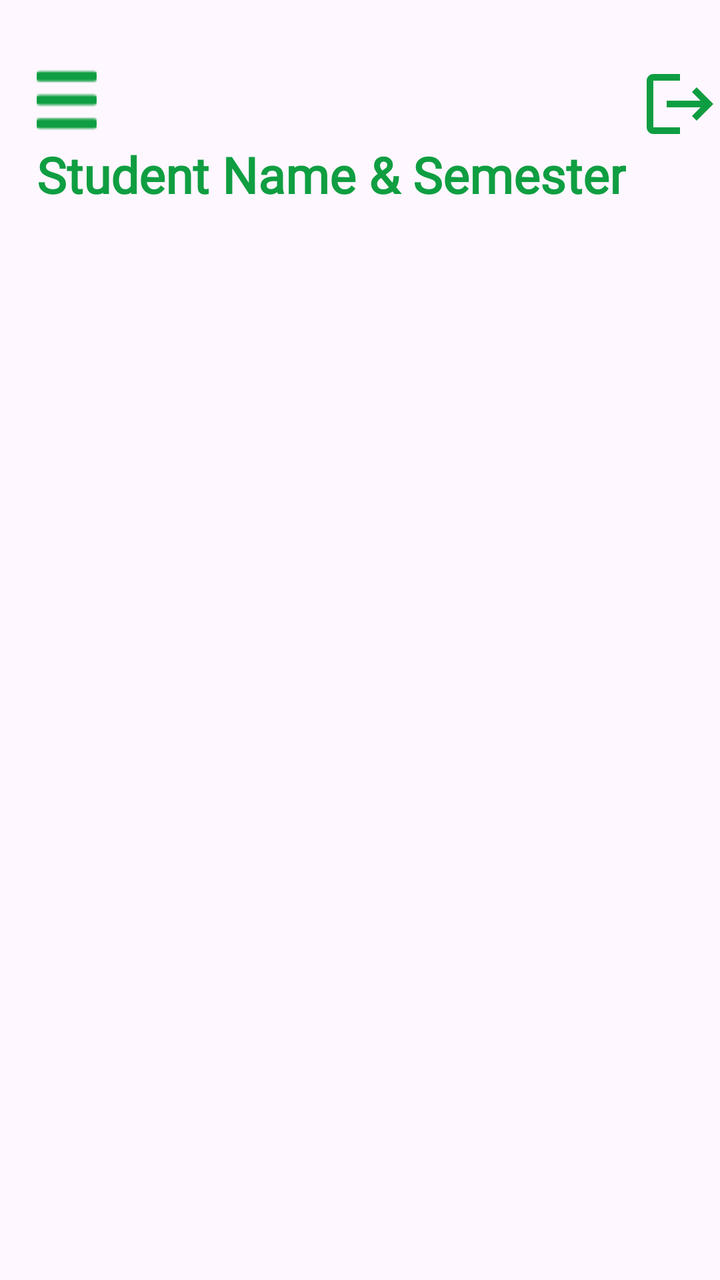
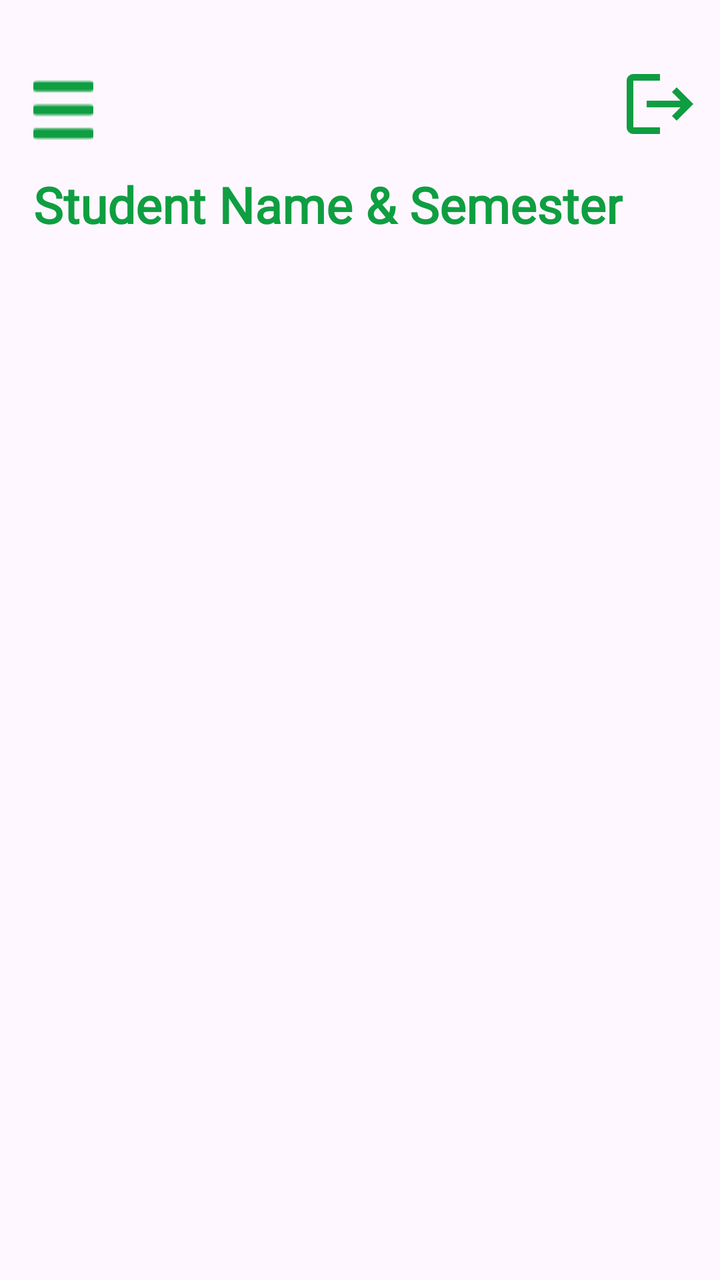

Compare the two renders of this Android layout. The source of the first and the diff that turns it into the second are given below.
<!-- AndroidManifest.xml: application theme Theme.LessonMaker -->
<!-- res/layout/activity_student_dashboard.xml -->
<?xml version="1.0" encoding="utf-8"?>
<androidx.constraintlayout.widget.ConstraintLayout xmlns:android="http://schemas.android.com/apk/res/android"
    xmlns:app="http://schemas.android.com/apk/res-auto"
    xmlns:tools="http://schemas.android.com/tools"
    android:id="@+id/main"
    android:layout_width="match_parent"
    android:layout_height="match_parent"
    tools:context=".StudentDashboard">


    <ImageButton
        android:id="@+id/SideNavigation"
        android:layout_width="30dp"
        android:layout_height="30dp"
        android:layout_marginStart="5dp"
        android:layout_marginTop="35dp"
        android:background="@android:color/transparent"
        android:contentDescription="@string/sideNavbar"
        android:src="@drawable/menuicon"
        app:layout_constraintHorizontal_bias="0.041"
        app:layout_constraintLeft_toLeftOf="parent"
        app:layout_constraintRight_toRightOf="parent"
        app:layout_constraintTop_toTopOf="parent"
        app:layout_goneMarginTop="30dp" />


    <ImageButton
        android:id="@+id/Logout"
        android:layout_width="wrap_content"
        android:layout_height="wrap_content"
        android:layout_marginTop="32dp"
        android:background="@android:color/transparent"
        android:src="@drawable/baseline_logout_24"
        app:layout_constraintEnd_toEndOf="parent"
        app:layout_constraintHorizontal_bias="1.0"
        app:layout_constraintStart_toEndOf="@+id/SideNavigation"
        app:layout_constraintTop_toTopOf="parent" />

    <TextView
        android:id="@+id/name_sem"
        android:layout_width="wrap_content"
        android:layout_height="wrap_content"
        android:fontFamily="@font/jost_medium"
        android:text="@string/student_name_and_semester"
        android:textColor="@color/biitGreen"
        android:textSize="25sp"
        android:textStyle="bold"
        app:layout_constraintBottom_toBottomOf="parent"
        app:layout_constraintHorizontal_bias="0.179"
        app:layout_constraintLeft_toLeftOf="parent"
        app:layout_constraintRight_toRightOf="parent"
        app:layout_constraintStart_toStartOf="@+id/SideNavigation"
        app:layout_constraintTop_toBottomOf="@+id/SideNavigation"
        app:layout_constraintVertical_bias="0.01" />

    <androidx.recyclerview.widget.RecyclerView
        android:id="@+id/studentDashboardListItem"
        android:layout_width="match_parent"
        android:layout_height="wrap_content"
        android:layout_marginTop="4dp"
        android:clipToPadding="false"
        android:fadeScrollbars="true"
        android:orientation="vertical"
        android:paddingTop="20dp"
        android:paddingBottom="120dp"
        android:scrollbars="vertical"
        app:layout_constraintTop_toBottomOf="@+id/name_sem"
        tools:layout_editor_absoluteX="21dp"
        tools:listitem="@layout/student_dashboard_componets1" />

</androidx.constraintlayout.widget.ConstraintLayout>
<!-- res/layout/student_dashboard_componets1.xml (included above) -->
<?xml version="1.0" encoding="utf-8"?>
<LinearLayout xmlns:android="http://schemas.android.com/apk/res/android"
    android:layout_width="wrap_content"
    android:layout_height="wrap_content"
    xmlns:app="http://schemas.android.com/apk/res-auto"
    android:orientation="vertical">


    <androidx.cardview.widget.CardView
        android:layout_marginTop="5dp"
        android:layout_marginStart="12dp"
        android:layout_width="370dp"
        android:layout_height="120dp"
        android:backgroundTint="@color/biitGreen"
        app:layout_constraintEnd_toEndOf="parent"
        app:layout_constraintStart_toStartOf="parent"
        app:layout_constraintTop_toTopOf="parent"
        app:cardCornerRadius="10dp"
        app:cardElevation="10dp"
        android:layout_marginBottom="20dp">

        <androidx.constraintlayout.widget.ConstraintLayout
            android:layout_width="match_parent"
            android:layout_height="match_parent">

            <androidx.cardview.widget.CardView
                android:id="@+id/cardView"
                android:layout_width="wrap_content"
                android:layout_height="wrap_content"
                android:layout_marginStart="10dp"
                android:background="@color/white"
                app:cardCornerRadius="10dp"
                app:layout_constraintBottom_toBottomOf="parent"
                app:layout_constraintLeft_toLeftOf="parent"
                app:layout_constraintTop_toTopOf="parent">

                <ImageButton
                    android:id="@+id/Subject"
                    android:layout_width="80dp"
                    android:layout_height="80dp"
                    android:background="@android:color/transparent"
                    android:contentDescription="@string/open"
                    android:scaleType="centerInside"
                    android:src="@drawable/outline_folder_copy_24" />

            </androidx.cardview.widget.CardView>

            <TextView
                android:id="@+id/SubjectName"
                android:layout_width="wrap_content"
                android:layout_height="wrap_content"
                android:layout_marginStart="30dp"
                android:fontFamily="@font/jost_medium"
                android:text="@string/subject_name"
                android:textColor="@color/white"
                android:textSize="24sp"
                android:textStyle="bold"
                app:layout_constraintBottom_toBottomOf="parent"
                app:layout_constraintRight_toRightOf="parent"
                app:layout_constraintStart_toEndOf="@+id/cardView"
                app:layout_constraintTop_toTopOf="parent"
                app:layout_constraintVertical_bias="0.247" />

            <TextView
                android:id="@+id/teachersName"
                android:layout_width="wrap_content"
                android:layout_height="wrap_content"
                android:layout_marginTop="0dp"
                android:fontFamily="@font/jost_medium"
                android:text="@string/teacher_s_name"
                android:textColor="@color/white"
                android:textSize="17sp"
                android:textStyle="bold"
                app:layout_constraintBottom_toBottomOf="parent"
                app:layout_constraintEnd_toEndOf="@+id/SubjectName"
                app:layout_constraintHorizontal_bias="0.0"
                app:layout_constraintStart_toStartOf="@+id/SubjectName"
                app:layout_constraintTop_toBottomOf="@+id/SubjectName"
                app:layout_constraintVertical_bias="0.0" />

            <androidx.cardview.widget.CardView
                android:layout_width="wrap_content"
                android:layout_height="wrap_content"
                app:layout_constraintLeft_toLeftOf="parent"
                app:layout_constraintRight_toRightOf="parent"
                app:layout_constraintBottom_toBottomOf="parent"
                app:cardCornerRadius="50dp"
                android:layout_marginStart="270dp"
                android:layout_marginBottom="10dp"
                app:cardElevation="40dp">

                <Button
                    android:textAlignment="center"
                    android:id="@+id/openSubjectNotes"
                    android:layout_width="90dp"
                    android:layout_height="40dp"
                    android:backgroundTint="@color/white"
                    android:text="@string/open"
                    android:textStyle="bold"
                    android:fontFamily="@font/jost_medium"
                    android:textColor="@color/biitGreen"
                    app:layout_constraintBottom_toBottomOf="parent"
                    app:layout_constraintHorizontal_bias="0.945"
                    app:layout_constraintLeft_toLeftOf="parent"
                    app:layout_constraintRight_toRightOf="parent"
                    app:layout_constraintTop_toTopOf="parent"
                    app:layout_constraintVertical_bias="0.878" />

            </androidx.cardview.widget.CardView>

        </androidx.constraintlayout.widget.ConstraintLayout>


    </androidx.cardview.widget.CardView>

</LinearLayout>
<!-- resources referenced by this layout -->
<resources>
  <color name="biitGreen">#0F9E41</color>
  <color name="white">#FFFFFFFF</color>
  <!-- drawable baseline_logout_24 (drawable) -->
  <vector xmlns:android="http://schemas.android.com/apk/res/android" android:autoMirrored="true" android:height="40dp" android:tint="#0F9D41" android:viewportHeight="24" android:viewportWidth="24" android:width="40dp">
        
      <path android:fillColor="@android:color/white" android:pathData="M17,7l-1.41,1.41L18.17,11H8v2h10.17l-2.58,2.58L17,17l5,-5zM4,5h8V3H4c-1.1,0 -2,0.9 -2,2v14c0,1.1 0.9,2 2,2h8v-2H4V5z"/>
      
  </vector>
  <!-- drawable menuicon: png bitmap (drawable, 430 bytes) -->
  <!-- drawable outline_folder_copy_24 (drawable) -->
  <vector xmlns:android="http://schemas.android.com/apk/res/android" android:height="60dp" android:tint="#000000" android:viewportHeight="24" android:viewportWidth="24" android:width="60dp">
        
      <path android:fillColor="@android:color/white" android:pathData="M3,19h17v2H3c-1.1,0 -2,-0.9 -2,-2V6h2V19zM23,6v9c0,1.1 -0.9,2 -2,2H7c-1.1,0 -2,-0.9 -2,-2L5.01,4C5.01,2.9 5.9,2 7,2h5l2,2h7C22.1,4 23,4.9 23,6zM7,15h14V6h-7.83l-2,-2H7V15z"/>
      
  </vector>
  <string name="open">OPEN</string>
  <string name="sideNavbar">sideNavBar</string>
  <string name="student_name_and_semester">Student Name &amp; Semester</string>
  <string name="subject_name">Subject Name</string>
  <string name="teacher_s_name">Teacher\'s Name</string>
  <style name="Theme.LessonMaker" parent="Base.Theme.LessonMaker" />
  <style name="Base.Theme.LessonMaker" parent="Theme.Material3.DayNight.NoActionBar">
          
          
      </style>
</resources>

<!-- the commit's change to res/layout/activity_student_dashboard.xml (unified diff, before → after) -->
@@ -12,23 +12,22 @@
         android:id="@+id/SideNavigation"
         android:layout_width="30dp"
         android:layout_height="30dp"
-        android:layout_marginStart="5dp"
-        android:layout_marginTop="35dp"
+        android:layout_marginTop="40dp"
         android:background="@android:color/transparent"
         android:contentDescription="@string/sideNavbar"
         android:src="@drawable/menuicon"
-        app:layout_constraintHorizontal_bias="0.041"
+        app:layout_constraintHorizontal_bias="0.051"
         app:layout_constraintLeft_toLeftOf="parent"
         app:layout_constraintRight_toRightOf="parent"
         app:layout_constraintTop_toTopOf="parent"
         app:layout_goneMarginTop="30dp" />
-
 
     <ImageButton
         android:id="@+id/Logout"
         android:layout_width="wrap_content"
         android:layout_height="wrap_content"
         android:layout_marginTop="32dp"
+        android:layout_marginEnd="10dp"
         android:background="@android:color/transparent"
         android:src="@drawable/baseline_logout_24"
         app:layout_constraintEnd_toEndOf="parent"
@@ -37,6 +36,7 @@
         app:layout_constraintTop_toTopOf="parent" />
 
     <TextView
+        android:layout_marginTop="10dp"
         android:id="@+id/name_sem"
         android:layout_width="wrap_content"
         android:layout_height="wrap_content"
@@ -56,7 +56,7 @@
     <androidx.recyclerview.widget.RecyclerView
         android:id="@+id/studentDashboardListItem"
         android:layout_width="match_parent"
-        android:layout_height="wrap_content"
+        android:layout_height="0dp"
         android:layout_marginTop="4dp"
         android:clipToPadding="false"
         android:fadeScrollbars="true"
@@ -72,117 +72,105 @@
 <!-- res/layout/student_dashboard_componets1.xml (included above) -->
 <?xml version="1.0" encoding="utf-8"?>
 <LinearLayout xmlns:android="http://schemas.android.com/apk/res/android"
-    android:layout_width="wrap_content"
+    android:layout_width="match_parent"
     android:layout_height="wrap_content"
     xmlns:app="http://schemas.android.com/apk/res-auto"
     android:orientation="vertical">
 
-
     <androidx.cardview.widget.CardView
-        android:layout_marginTop="5dp"
-        android:layout_marginStart="12dp"
-        android:layout_width="370dp"
-        android:layout_height="120dp"
+        android:layout_marginStart="10dp"
+        android:layout_marginEnd="10dp"
+        android:layout_width="match_parent"
+        android:layout_height="wrap_content"
+        android:layout_marginTop="8dp"
+        android:layout_marginBottom="16dp"
         android:backgroundTint="@color/biitGreen"
-        app:layout_constraintEnd_toEndOf="parent"
-        app:layout_constraintStart_toStartOf="parent"
-        app:layout_constraintTop_toTopOf="parent"
         app:cardCornerRadius="10dp"
-        app:cardElevation="10dp"
-        android:layout_marginBottom="20dp">
+        app:cardElevation="8dp">
 
         <androidx.constraintlayout.widget.ConstraintLayout
             android:layout_width="match_parent"
-            android:layout_height="match_parent">
+            android:layout_height="wrap_content"
+            android:padding="8dp">
 
+            
             <androidx.cardview.widget.CardView
                 android:id="@+id/cardView"
-                android:layout_width="wrap_content"
-                android:layout_height="wrap_content"
-                android:layout_marginStart="10dp"
-                android:background="@color/white"
+                android:layout_width="0dp"
+                android:layout_height="100dp"
+                android:layout_marginEnd="8dp"
                 app:cardCornerRadius="10dp"
+                app:cardElevation="4dp"
+                app:layout_constraintTop_toTopOf="parent"
                 app:layout_constraintBottom_toBottomOf="parent"
-                app:layout_constraintLeft_toLeftOf="parent"
-                app:layout_constraintTop_toTopOf="parent">
+                app:layout_constraintStart_toStartOf="parent"
+                app:layout_constraintWidth_percent="0.25">
 
                 <ImageButton
                     android:id="@+id/Subject"
-                    android:layout_width="80dp"
-                    android:layout_height="80dp"
+                    android:layout_width="match_parent"
+                    android:layout_height="match_parent"
                     android:background="@android:color/transparent"
                     android:contentDescription="@string/open"
                     android:scaleType="centerInside"
                     android:src="@drawable/outline_folder_copy_24" />
-
             </androidx.cardview.widget.CardView>
 
+            
             <TextView
                 android:id="@+id/SubjectName"
+                android:layout_width="0dp"
+                android:layout_marginStart="10dp"
+                android:layout_marginTop="20dp"
+                android:layout_height="wrap_content"
+                android:text="@string/subject_name"
+                android:textColor="@color/white"
+                android:textSize="20sp"
+                android:textStyle="bold"
+                android:fontFamily="@font/jost_medium"
+                app:layout_constraintStart_toEndOf="@id/cardView"
+                app:layout_constraintTop_toTopOf="parent"
+                app:layout_constraintEnd_toStartOf="@id/buttonOpenCard"
+                app:layout_constraintHorizontal_bias="0.0" />
+
+            
+            <TextView
+                android:id="@+id/teachersName"
+                android:layout_width="0dp"
+                android:layout_height="wrap_content"
+                android:text="@string/teacher_s_name"
+                android:textColor="@color/white"
+                android:textSize="16sp"
+                android:textStyle="bold"
+                android:fontFamily="@font/jost_medium"
+                app:layout_constraintStart_toStartOf="@id/SubjectName"
+                app:layout_constraintTop_toBottomOf="@id/SubjectName"
+                app:layout_constraintEnd_toEndOf="@id/SubjectName" />
+
+            
+            <androidx.cardview.widget.CardView
+                android:id="@+id/buttonOpenCard"
                 android:layout_width="wrap_content"
                 android:layout_height="wrap_content"
-                android:layout_marginStart="30dp"
-                android:fontFamily="@font/jost_medium"
-                android:text="@string/subject_name"
-                android:textColor="@color/white"
-                android:textSize="24sp"
-                android:textStyle="bold"
+                app:cardCornerRadius="50dp"
+                app:cardElevation="6dp"
+                android:layout_marginTop="60dp"
+                app:layout_constraintEnd_toEndOf="parent"
                 app:layout_constraintBottom_toBottomOf="parent"
-                app:layout_constraintRight_toRightOf="parent"
-                app:layout_constraintStart_toEndOf="@+id/cardView"
-                app:layout_constraintTop_toTopOf="parent"
-                app:layout_constraintVertical_bias="0.247" />
-
-            <TextView
-                android:id="@+id/teachersName"
-                android:layout_width="wrap_content"
-                android:layout_height="wrap_content"
-                android:layout_marginTop="0dp"
-                android:fontFamily="@font/jost_medium"
-                android:text="@string/teacher_s_name"
-                android:textColor="@color/white"
-                android:textSize="17sp"
-                android:textStyle="bold"
-                app:layout_constraintBottom_toBottomOf="parent"
-                app:layout_constraintEnd_toEndOf="@+id/SubjectName"
-                app:layout_constraintHorizontal_bias="0.0"
-                app:layout_constraintStart_toStartOf="@+id/SubjectName"
-                app:layout_constraintTop_toBottomOf="@+id/SubjectName"
-                app:layout_constraintVertical_bias="0.0" />
-
-            <androidx.cardview.widget.CardView
-                android:layout_width="wrap_content"
-                android:layout_height="wrap_content"
-                app:layout_constraintLeft_toLeftOf="parent"
-                app:layout_constraintRight_toRightOf="parent"
-                app:layout_constraintBottom_toBottomOf="parent"
-                app:cardCornerRadius="50dp"
-                android:layout_marginStart="270dp"
-                android:layout_marginBottom="10dp"
-                app:cardElevation="40dp">
+                app:layout_constraintTop_toTopOf="parent">
 
                 <Button
-                    android:textAlignment="center"
                     android:id="@+id/openSubjectNotes"
                     android:layout_width="90dp"
                     android:layout_height="40dp"
-                    android:backgroundTint="@color/white"
                     android:text="@string/open"
                     android:textStyle="bold"
-                    android:fontFamily="@font/jost_medium"
                     android:textColor="@color/biitGreen"
-                    app:layout_constraintBottom_toBottomOf="parent"
-                    app:layout_constraintHorizontal_bias="0.945"
-                    app:layout_constraintLeft_toLeftOf="parent"
-                    app:layout_constraintRight_toRightOf="parent"
-                    app:layout_constraintTop_toTopOf="parent"
-                    app:layout_constraintVertical_bias="0.878" />
-
+                    android:backgroundTint="@color/white"
+                    android:fontFamily="@font/jost_medium" />
             </androidx.cardview.widget.CardView>
 
         </androidx.constraintlayout.widget.ConstraintLayout>
-
-
     </androidx.cardview.widget.CardView>
 
 </LinearLayout>
